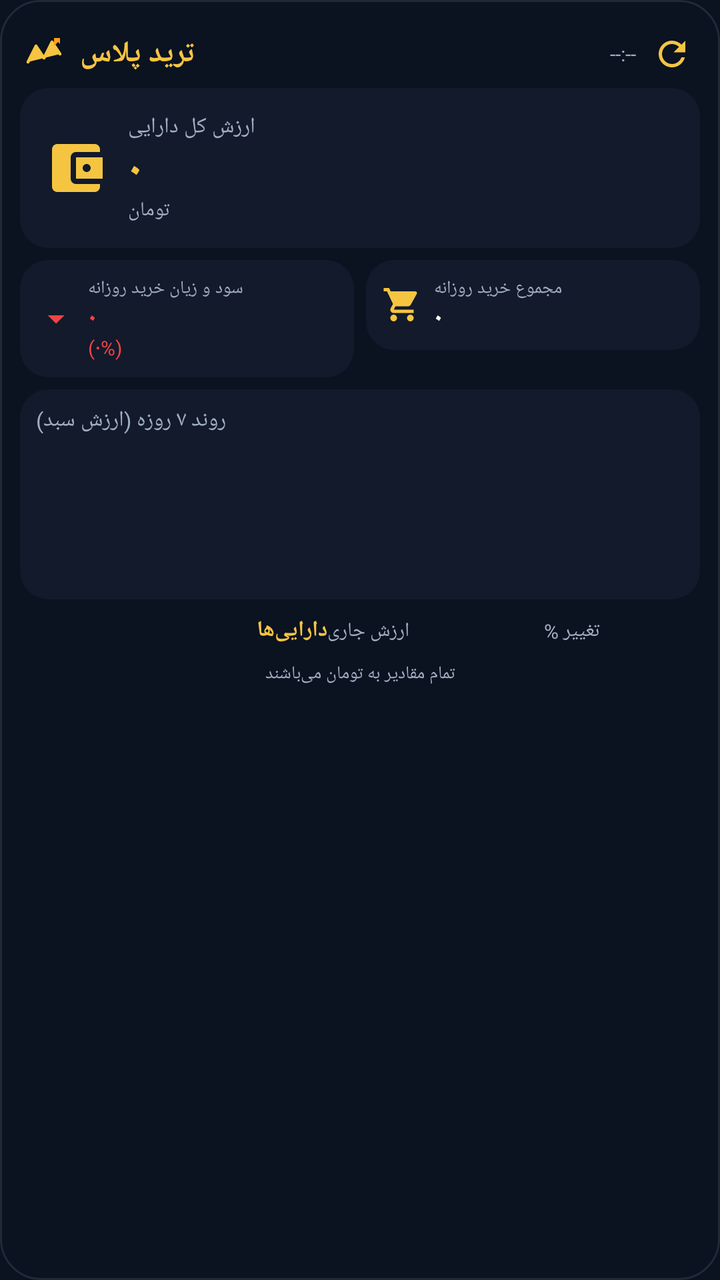
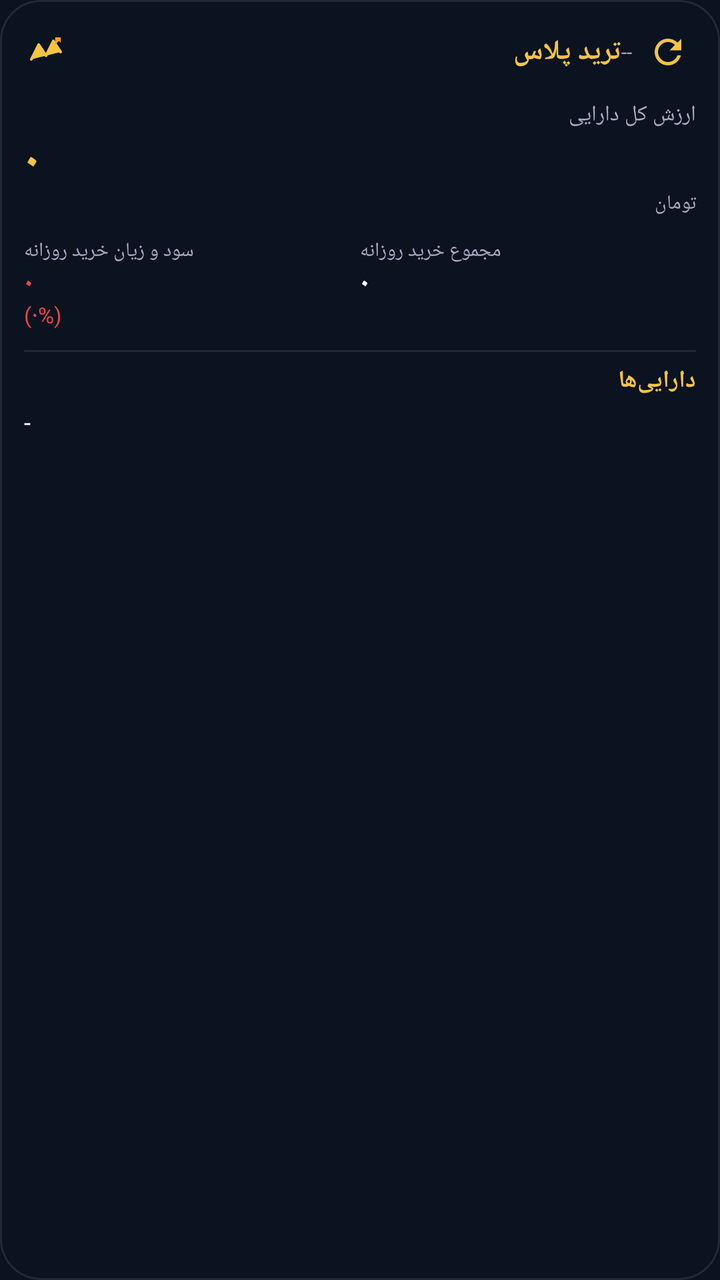

Screens rendered from an Android XML layout before and after an edit, with the pre-edit source and the edit as a unified diff.
<!-- AndroidManifest.xml: application theme Theme.TradePlussWidget -->
<!-- res/layout/widget_layout.xml -->
<?xml version="1.0" encoding="utf-8"?>
<LinearLayout xmlns:android="http://schemas.android.com/apk/res/android"
    android:id="@+id/widget_root"
    android:layout_width="match_parent"
    android:layout_height="match_parent"
    android:background="@drawable/bg_widget"
    android:orientation="vertical"
    android:padding="10dp">

    
    <RelativeLayout
        android:layout_width="match_parent"
        android:layout_height="wrap_content"
        android:paddingBottom="6dp">

        <LinearLayout
            android:layout_width="wrap_content"
            android:layout_height="wrap_content"
            android:layout_alignParentStart="true"
            android:layout_centerVertical="true"
            android:gravity="center_vertical"
            android:orientation="horizontal">

            <ImageView
                android:layout_width="24dp"
                android:layout_height="24dp"
                android:src="@drawable/ic_logo"
                android:contentDescription="@string/app_name" />

            <TextView
                android:layout_width="wrap_content"
                android:layout_height="wrap_content"
                android:layout_marginStart="6dp"
                android:text="@string/widget_name"
                android:textColor="@color/accent_gold"
                android:textSize="15sp"
                android:textStyle="bold" />
        </LinearLayout>

        <LinearLayout
            android:layout_width="wrap_content"
            android:layout_height="wrap_content"
            android:layout_alignParentEnd="true"
            android:layout_centerVertical="true"
            android:gravity="center_vertical"
            android:orientation="horizontal">

            <TextView
                android:id="@+id/tv_updated_at"
                android:layout_width="wrap_content"
                android:layout_height="wrap_content"
                android:text="--:--"
                android:textColor="@color/text_secondary"
                android:textSize="10sp" />

            <ImageView
                android:id="@+id/btn_refresh"
                android:layout_width="28dp"
                android:layout_height="28dp"
                android:layout_marginStart="4dp"
                android:padding="4dp"
                android:src="@drawable/ic_refresh"
                android:contentDescription="@string/last_update" />
        </LinearLayout>
    </RelativeLayout>

    
    <LinearLayout
        android:layout_width="match_parent"
        android:layout_height="wrap_content"
        android:background="@drawable/bg_card"
        android:gravity="center_vertical"
        android:orientation="horizontal"
        android:padding="12dp">

        <ImageView
            android:layout_width="32dp"
            android:layout_height="32dp"
            android:src="@drawable/ic_wallet"
            android:contentDescription="@string/total_assets" />

        <LinearLayout
            android:layout_width="0dp"
            android:layout_height="wrap_content"
            android:layout_marginStart="10dp"
            android:layout_weight="1"
            android:orientation="vertical">

            <TextView
                android:layout_width="wrap_content"
                android:layout_height="wrap_content"
                android:text="@string/total_assets"
                android:textColor="@color/text_secondary"
                android:textSize="11sp" />

            <TextView
                android:id="@+id/tv_total_assets"
                android:layout_width="wrap_content"
                android:layout_height="wrap_content"
                android:text="۰"
                android:textColor="@color/accent_gold"
                android:textSize="20sp"
                android:textStyle="bold" />

            <TextView
                android:layout_width="wrap_content"
                android:layout_height="wrap_content"
                android:text="@string/toman"
                android:textColor="@color/text_secondary"
                android:textSize="10sp" />
        </LinearLayout>
    </LinearLayout>

    
    <LinearLayout
        android:layout_width="match_parent"
        android:layout_height="wrap_content"
        android:layout_marginTop="6dp"
        android:orientation="horizontal">

        <LinearLayout
            android:layout_width="0dp"
            android:layout_height="wrap_content"
            android:layout_weight="1"
            android:background="@drawable/bg_card"
            android:gravity="center_vertical"
            android:orientation="horizontal"
            android:padding="8dp">

            <ImageView
                android:id="@+id/iv_pnl_icon"
                android:layout_width="20dp"
                android:layout_height="20dp"
                android:src="@drawable/ic_arrow_down"
                android:contentDescription="@string/daily_pnl" />

            <LinearLayout
                android:layout_width="wrap_content"
                android:layout_height="wrap_content"
                android:layout_marginStart="6dp"
                android:orientation="vertical">

                <TextView
                    android:layout_width="wrap_content"
                    android:layout_height="wrap_content"
                    android:text="@string/daily_pnl"
                    android:textColor="@color/text_secondary"
                    android:textSize="9sp" />

                <TextView
                    android:id="@+id/tv_daily_pnl"
                    android:layout_width="wrap_content"
                    android:layout_height="wrap_content"
                    android:text="۰"
                    android:textColor="@color/negative"
                    android:textSize="12sp"
                    android:textStyle="bold" />

                <TextView
                    android:id="@+id/tv_daily_pnl_pct"
                    android:layout_width="wrap_content"
                    android:layout_height="wrap_content"
                    android:text="(۰%)"
                    android:textColor="@color/negative"
                    android:textSize="10sp" />
            </LinearLayout>
        </LinearLayout>

        <View
            android:layout_width="6dp"
            android:layout_height="1dp" />

        <LinearLayout
            android:layout_width="0dp"
            android:layout_height="wrap_content"
            android:layout_weight="1"
            android:background="@drawable/bg_card"
            android:gravity="center_vertical"
            android:orientation="horizontal"
            android:padding="8dp">

            <ImageView
                android:layout_width="20dp"
                android:layout_height="20dp"
                android:src="@drawable/ic_cart"
                android:contentDescription="@string/daily_buy" />

            <LinearLayout
                android:layout_width="wrap_content"
                android:layout_height="wrap_content"
                android:layout_marginStart="6dp"
                android:orientation="vertical">

                <TextView
                    android:layout_width="wrap_content"
                    android:layout_height="wrap_content"
                    android:text="@string/daily_buy"
                    android:textColor="@color/text_secondary"
                    android:textSize="9sp" />

                <TextView
                    android:id="@+id/tv_daily_buy"
                    android:layout_width="wrap_content"
                    android:layout_height="wrap_content"
                    android:text="۰"
                    android:textColor="@color/text_primary"
                    android:textSize="12sp"
                    android:textStyle="bold" />
            </LinearLayout>
        </LinearLayout>
    </LinearLayout>

    
    <LinearLayout
        android:layout_width="match_parent"
        android:layout_height="wrap_content"
        android:layout_marginTop="6dp"
        android:background="@drawable/bg_card"
        android:orientation="vertical"
        android:padding="8dp">

        <TextView
            android:layout_width="wrap_content"
            android:layout_height="wrap_content"
            android:text="@string/trend_7d"
            android:textColor="@color/text_secondary"
            android:textSize="11sp" />

        <ImageView
            android:id="@+id/iv_chart"
            android:layout_width="match_parent"
            android:layout_height="70dp"
            android:layout_marginTop="4dp"
            android:scaleType="fitXY"
            android:contentDescription="@string/trend_7d" />
    </LinearLayout>

    
    <LinearLayout
        android:layout_width="match_parent"
        android:layout_height="wrap_content"
        android:layout_marginTop="8dp"
        android:orientation="horizontal"
        android:paddingHorizontal="2dp">

        <TextView
            android:layout_width="0dp"
            android:layout_height="wrap_content"
            android:layout_weight="1.4"
            android:text="@string/assets"
            android:textColor="@color/accent_gold"
            android:textSize="11sp"
            android:textStyle="bold" />

        <TextView
            android:layout_width="0dp"
            android:layout_height="wrap_content"
            android:layout_weight="1"
            android:gravity="end"
            android:text="@string/current_value"
            android:textColor="@color/text_secondary"
            android:textSize="10sp" />

        <TextView
            android:layout_width="0dp"
            android:layout_height="wrap_content"
            android:layout_weight="0.7"
            android:gravity="end"
            android:text="@string/change_percent"
            android:textColor="@color/text_secondary"
            android:textSize="10sp" />
    </LinearLayout>

    
    <LinearLayout
        android:id="@+id/assets_container"
        android:layout_width="match_parent"
        android:layout_height="wrap_content"
        android:layout_marginTop="4dp"
        android:orientation="vertical" />

    <TextView
        android:layout_width="match_parent"
        android:layout_height="wrap_content"
        android:layout_marginTop="4dp"
        android:gravity="center"
        android:text="تمام مقادیر به تومان می‌باشند"
        android:textColor="@color/text_secondary"
        android:textSize="9sp" />

</LinearLayout>
<!-- resources referenced by this layout -->
<resources>
  <color name="accent_gold">#F5C542</color>
  <color name="negative">#EF4444</color>
  <color name="text_primary">#FFFFFF</color>
  <color name="text_secondary">#A0AEC0</color>
  <!-- drawable bg_card (drawable) -->
  <?xml version="1.0" encoding="utf-8"?>
  <shape xmlns:android="http://schemas.android.com/apk/res/android"
      android:shape="rectangle">
      <solid android:color="@color/card_bg" />
      <corners android:radius="14dp" />
  </shape>
  <!-- drawable bg_widget (drawable) -->
  <?xml version="1.0" encoding="utf-8"?>
  <shape xmlns:android="http://schemas.android.com/apk/res/android"
      android:shape="rectangle">
      <solid android:color="@color/bg_dark" />
      <corners android:radius="20dp" />
      <stroke
          android:width="1dp"
          android:color="#1E2A3A" />
  </shape>
  <!-- drawable ic_arrow_down (drawable) -->
  <?xml version="1.0" encoding="utf-8"?>
  <vector xmlns:android="http://schemas.android.com/apk/res/android"
      android:width="24dp"
      android:height="24dp"
      android:viewportWidth="24"
      android:viewportHeight="24">
      <path
          android:fillColor="#EF4444"
          android:pathData="M7,10l5,5 5,-5z" />
  </vector>
  <!-- drawable ic_cart (drawable) -->
  <?xml version="1.0" encoding="utf-8"?>
  <vector xmlns:android="http://schemas.android.com/apk/res/android"
      android:width="24dp"
      android:height="24dp"
      android:viewportWidth="24"
      android:viewportHeight="24">
      <path
          android:fillColor="#F5C542"
          android:pathData="M7,18c-1.1,0 -1.99,0.9 -1.99,2S5.9,22 7,22s2,-0.9 2,-2 -0.9,-2 -2,-2zM1,2v2h2l3.6,7.59 -1.35,2.45c-0.16,0.28 -0.25,0.61 -0.25,0.96 0,1.1 0.9,2 2,2h12v-2H7.42c-0.14,0 -0.25,-0.11 -0.25,-0.25l0.03,-0.12 0.9,-1.63h7.45c0.75,0 1.41,-0.41 1.75,-1.03l3.58,-6.49c0.08,-0.14 0.12,-0.31 0.12,-0.48 0,-0.55 -0.45,-1 -1,-1H5.21l-0.94,-2H1zM17,18c-1.1,0 -1.99,0.9 -1.99,2s0.89,2 1.99,2 2,-0.9 2,-2 -0.9,-2 -2,-2z" />
  </vector>
  <!-- drawable ic_refresh (drawable) -->
  <?xml version="1.0" encoding="utf-8"?>
  <vector xmlns:android="http://schemas.android.com/apk/res/android"
      android:width="24dp"
      android:height="24dp"
      android:viewportWidth="24"
      android:viewportHeight="24">
      <path
          android:fillColor="#F5C542"
          android:pathData="M17.65,6.35C16.2,4.9 14.21,4 12,4c-4.42,0 -7.99,3.58 -7.99,8s3.57,8 7.99,8c3.73,0 6.84,-2.55 7.73,-6h-2.08c-0.82,2.33 -3.04,4 -5.65,4 -3.31,0 -6,-2.69 -6,-6s2.69,-6 6,-6c1.66,0 3.14,0.69 4.22,1.78L13,11h7V4l-2.35,2.35z" />
  </vector>
  <!-- drawable ic_wallet (drawable) -->
  <?xml version="1.0" encoding="utf-8"?>
  <vector xmlns:android="http://schemas.android.com/apk/res/android"
      android:width="48dp"
      android:height="48dp"
      android:viewportWidth="24"
      android:viewportHeight="24">
      <path
          android:fillColor="#F5C542"
          android:pathData="M21,18v1c0,1.1 -0.9,2 -2,2H5c-1.11,0 -2,-0.9 -2,-2V5c0,-1.1 0.89,-2 2,-2h14c1.1,0 2,0.9 2,2v1h-9c-1.11,0 -2,0.9 -2,2v8c0,1.1 0.89,2 2,2h9zM12,16h10V8H12v8zM16,13.5c-0.83,0 -1.5,-0.67 -1.5,-1.5s0.67,-1.5 1.5,-1.5 1.5,0.67 1.5,1.5 -0.67,1.5 -1.5,1.5z" />
  </vector>
  <string name="app_name">ترید پلاس ویجت</string>
  <string name="assets">دارایی‌ها</string>
  <string name="change_percent">تغییر %</string>
  <string name="current_value">ارزش جاری</string>
  <string name="daily_buy">مجموع خرید روزانه</string>
  <string name="daily_pnl">سود و زیان خرید روزانه</string>
  <string name="last_update">آخرین بروزرسانی</string>
  <string name="toman">تومان</string>
  <string name="total_assets">ارزش کل دارایی</string>
  <string name="trend_7d">روند ۷ روزه (ارزش سبد)</string>
  <string name="widget_name">ترید پلاس</string>
  <color name="card_bg">#121A2B</color>
  <color name="bg_dark">#0B1220</color>
  <color name="accent_orange">#FF9F1C</color>
  <!-- unchanged entries left out for length: 2 -->
</resources>

<!-- the commit's change to res/layout/widget_layout.xml (unified diff, before → after) -->
@@ -5,287 +5,194 @@
     android:layout_height="match_parent"
     android:background="@drawable/bg_widget"
     android:orientation="vertical"
-    android:padding="10dp">
-
-    
-    <RelativeLayout
-        android:layout_width="match_parent"
-        android:layout_height="wrap_content"
-        android:paddingBottom="6dp">
-
-        <LinearLayout
-            android:layout_width="wrap_content"
-            android:layout_height="wrap_content"
-            android:layout_alignParentStart="true"
-            android:layout_centerVertical="true"
-            android:gravity="center_vertical"
-            android:orientation="horizontal">
-
-            <ImageView
-                android:layout_width="24dp"
-                android:layout_height="24dp"
-                android:src="@drawable/ic_logo"
-                android:contentDescription="@string/app_name" />
-
-            <TextView
-                android:layout_width="wrap_content"
-                android:layout_height="wrap_content"
-                android:layout_marginStart="6dp"
-                android:text="@string/widget_name"
-                android:textColor="@color/accent_gold"
-                android:textSize="15sp"
-                android:textStyle="bold" />
-        </LinearLayout>
-
-        <LinearLayout
-            android:layout_width="wrap_content"
-            android:layout_height="wrap_content"
-            android:layout_alignParentEnd="true"
-            android:layout_centerVertical="true"
-            android:gravity="center_vertical"
-            android:orientation="horizontal">
-
-            <TextView
-                android:id="@+id/tv_updated_at"
-                android:layout_width="wrap_content"
-                android:layout_height="wrap_content"
-                android:text="--:--"
-                android:textColor="@color/text_secondary"
-                android:textSize="10sp" />
-
-            <ImageView
-                android:id="@+id/btn_refresh"
-                android:layout_width="28dp"
-                android:layout_height="28dp"
-                android:layout_marginStart="4dp"
-                android:padding="4dp"
-                android:src="@drawable/ic_refresh"
-                android:contentDescription="@string/last_update" />
-        </LinearLayout>
-    </RelativeLayout>
+    android:padding="12dp">
 
     
     <LinearLayout
         android:layout_width="match_parent"
         android:layout_height="wrap_content"
-        android:background="@drawable/bg_card"
         android:gravity="center_vertical"
-        android:orientation="horizontal"
-        android:padding="12dp">
+        android:orientation="horizontal">
 
         <ImageView
-            android:layout_width="32dp"
-            android:layout_height="32dp"
-            android:src="@drawable/ic_wallet"
-            android:contentDescription="@string/total_assets" />
+            android:layout_width="22dp"
+            android:layout_height="22dp"
+            android:src="@drawable/ic_logo" />
+
+        <TextView
+            android:layout_width="0dp"
+            android:layout_height="wrap_content"
+            android:layout_marginStart="6dp"
+            android:layout_weight="1"
+            android:text="@string/widget_name"
+            android:textColor="@color/accent_gold"
+            android:textSize="14sp"
+            android:textStyle="bold" />
+
+        <TextView
+            android:id="@+id/tv_updated_at"
+            android:layout_width="wrap_content"
+            android:layout_height="wrap_content"
+            android:text="--"
+            android:textColor="@color/text_secondary"
+            android:textSize="10sp" />
+
+        <ImageView
+            android:id="@+id/btn_refresh"
+            android:layout_width="28dp"
+            android:layout_height="28dp"
+            android:layout_marginStart="4dp"
+            android:padding="4dp"
+            android:src="@drawable/ic_refresh" />
+    </LinearLayout>
+
+    
+    <TextView
+        android:layout_width="match_parent"
+        android:layout_height="wrap_content"
+        android:layout_marginTop="10dp"
+        android:text="@string/total_assets"
+        android:textColor="@color/text_secondary"
+        android:textSize="11sp" />
+
+    <TextView
+        android:id="@+id/tv_total_assets"
+        android:layout_width="match_parent"
+        android:layout_height="wrap_content"
+        android:text="۰"
+        android:textColor="@color/accent_gold"
+        android:textSize="22sp"
+        android:textStyle="bold" />
+
+    <TextView
+        android:layout_width="match_parent"
+        android:layout_height="wrap_content"
+        android:text="@string/toman"
+        android:textColor="@color/text_secondary"
+        android:textSize="10sp" />
+
+    
+    <LinearLayout
+        android:layout_width="match_parent"
+        android:layout_height="wrap_content"
+        android:layout_marginTop="10dp"
+        android:orientation="horizontal">
 
         <LinearLayout
             android:layout_width="0dp"
             android:layout_height="wrap_content"
-            android:layout_marginStart="10dp"
             android:layout_weight="1"
             android:orientation="vertical">
 
             <TextView
                 android:layout_width="wrap_content"
                 android:layout_height="wrap_content"
-                android:text="@string/total_assets"
+                android:text="@string/daily_pnl"
                 android:textColor="@color/text_secondary"
-                android:textSize="11sp" />
+                android:textSize="10sp" />
 
             <TextView
-                android:id="@+id/tv_total_assets"
+                android:id="@+id/tv_daily_pnl"
                 android:layout_width="wrap_content"
                 android:layout_height="wrap_content"
                 android:text="۰"
-                android:textColor="@color/accent_gold"
-                android:textSize="20sp"
+                android:textColor="@color/negative"
+                android:textSize="13sp"
                 android:textStyle="bold" />
 
             <TextView
+                android:id="@+id/tv_daily_pnl_pct"
                 android:layout_width="wrap_content"
                 android:layout_height="wrap_content"
-                android:text="@string/toman"
-                android:textColor="@color/text_secondary"
-                android:textSize="10sp" />
+                android:text="(۰%)"
+                android:textColor="@color/negative"
+                android:textSize="11sp" />
         </LinearLayout>
-    </LinearLayout>
-
-    
-    <LinearLayout
-        android:layout_width="match_parent"
-        android:layout_height="wrap_content"
-        android:layout_marginTop="6dp"
-        android:orientation="horizontal">
 
         <LinearLayout
             android:layout_width="0dp"
             android:layout_height="wrap_content"
             android:layout_weight="1"
-            android:background="@drawable/bg_card"
-            android:gravity="center_vertical"
-            android:orientation="horizontal"
-            android:padding="8dp">
+            android:orientation="vertical">
 
-            <ImageView
-                android:id="@+id/iv_pnl_icon"
-                android:layout_width="20dp"
-                android:layout_height="20dp"
-                android:src="@drawable/ic_arrow_down"
-                android:contentDescription="@string/daily_pnl" />
-
-            <LinearLayout
+            <TextView
                 android:layout_width="wrap_content"
                 android:layout_height="wrap_content"
-                android:layout_marginStart="6dp"
-                android:orientation="vertical">
+                android:text="@string/daily_buy"
+                android:textColor="@color/text_secondary"
+                android:textSize="10sp" />
 
-                <TextView
-                    android:layout_width="wrap_content"
-                    android:layout_height="wrap_content"
-                    android:text="@string/daily_pnl"
-                    android:textColor="@color/text_secondary"
-                    android:textSize="9sp" />
-
-                <TextView
-                    android:id="@+id/tv_daily_pnl"
-                    android:layout_width="wrap_content"
-                    android:layout_height="wrap_content"
-                    android:text="۰"
-                    android:textColor="@color/negative"
-                    android:textSize="12sp"
-                    android:textStyle="bold" />
-
-                <TextView
-                    android:id="@+id/tv_daily_pnl_pct"
-                    android:layout_width="wrap_content"
-                    android:layout_height="wrap_content"
-                    android:text="(۰%)"
-                    android:textColor="@color/negative"
-                    android:textSize="10sp" />
-            </LinearLayout>
-        </LinearLayout>
-
-        <View
-            android:layout_width="6dp"
-            android:layout_height="1dp" />
-
-        <LinearLayout
-            android:layout_width="0dp"
-            android:layout_height="wrap_content"
-            android:layout_weight="1"
-            android:background="@drawable/bg_card"
-            android:gravity="center_vertical"
-            android:orientation="horizontal"
-            android:padding="8dp">
-
-            <ImageView
-                android:layout_width="20dp"
-                android:layout_height="20dp"
-                android:src="@drawable/ic_cart"
-                android:contentDescription="@string/daily_buy" />
-
-            <LinearLayout
+            <TextView
+                android:id="@+id/tv_daily_buy"
                 android:layout_width="wrap_content"
                 android:layout_height="wrap_content"
-                android:layout_marginStart="6dp"
-                android:orientation="vertical">
-
-                <TextView
-                    android:layout_width="wrap_content"
-                    android:layout_height="wrap_content"
-                    android:text="@string/daily_buy"
-                    android:textColor="@color/text_secondary"
-                    android:textSize="9sp" />
-
-                <TextView
-                    android:id="@+id/tv_daily_buy"
-                    android:layout_width="wrap_content"
-                    android:layout_height="wrap_content"
-                    android:text="۰"
-                    android:textColor="@color/text_primary"
-                    android:textSize="12sp"
-                    android:textStyle="bold" />
-            </LinearLayout>
+                android:text="۰"
+                android:textColor="@color/text_primary"
+                android:textSize="13sp"
+                android:textStyle="bold" />
         </LinearLayout>
     </LinearLayout>
 
     
-    <LinearLayout
+    <TextView
         android:layout_width="match_parent"
-        android:layout_height="wrap_content"
-        android:layout_marginTop="6dp"
-        android:background="@drawable/bg_card"
-        android:orientation="vertical"
-        android:padding="8dp">
-
-        <TextView
-            android:layout_width="wrap_content"
-            android:layout_height="wrap_content"
-            android:text="@string/trend_7d"
-            android:textColor="@color/text_secondary"
-            android:textSize="11sp" />
-
-        <ImageView
-            android:id="@+id/iv_chart"
-            android:layout_width="match_parent"
-            android:layout_height="70dp"
-            android:layout_marginTop="4dp"
-            android:scaleType="fitXY"
-            android:contentDescription="@string/trend_7d" />
-    </LinearLayout>
-
-    
-    <LinearLayout
-        android:layout_width="match_parent"
-        android:layout_height="wrap_content"
-        android:layout_marginTop="8dp"
-        android:orientation="horizontal"
-        android:paddingHorizontal="2dp">
-
-        <TextView
-            android:layout_width="0dp"
-            android:layout_height="wrap_content"
-            android:layout_weight="1.4"
-            android:text="@string/assets"
-            android:textColor="@color/accent_gold"
-            android:textSize="11sp"
-            android:textStyle="bold" />
-
-        <TextView
-            android:layout_width="0dp"
-            android:layout_height="wrap_content"
-            android:layout_weight="1"
-            android:gravity="end"
-            android:text="@string/current_value"
-            android:textColor="@color/text_secondary"
-            android:textSize="10sp" />
-
-        <TextView
-            android:layout_width="0dp"
-            android:layout_height="wrap_content"
-            android:layout_weight="0.7"
-            android:gravity="end"
-            android:text="@string/change_percent"
-            android:textColor="@color/text_secondary"
-            android:textSize="10sp" />
-    </LinearLayout>
-
-    
-    <LinearLayout
-        android:id="@+id/assets_container"
-        android:layout_width="match_parent"
-        android:layout_height="wrap_content"
-        android:layout_marginTop="4dp"
-        android:orientation="vertical" />
+        android:layout_height="1dp"
+        android:layout_marginTop="10dp"
+        android:layout_marginBottom="6dp"
+        android:background="@color/divider" />
 
     <TextView
         android:layout_width="match_parent"
         android:layout_height="wrap_content"
+        android:text="@string/assets"
+        android:textColor="@color/accent_gold"
+        android:textSize="12sp"
+        android:textStyle="bold" />
+
+    
+    <TextView
+        android:id="@+id/tv_asset_1"
+        android:layout_width="match_parent"
+        android:layout_height="wrap_content"
         android:layout_marginTop="4dp"
-        android:gravity="center"
-        android:text="تمام مقادیر به تومان می‌باشند"
-        android:textColor="@color/text_secondary"
-        android:textSize="9sp" />
+        android:text="-"
+        android:textColor="@color/text_primary"
+        android:textSize="12sp" />
+
+    <TextView
+        android:id="@+id/tv_asset_2"
+        android:layout_width="match_parent"
+        android:layout_height="wrap_content"
+        android:layout_marginTop="3dp"
+        android:text=""
+        android:textColor="@color/text_primary"
+        android:textSize="12sp" />
+
+    <TextView
+        android:id="@+id/tv_asset_3"
+        android:layout_width="match_parent"
+        android:layout_height="wrap_content"
+        android:layout_marginTop="3dp"
+        android:text=""
+        android:textColor="@color/text_primary"
+        android:textSize="12sp" />
+
+    <TextView
+        android:id="@+id/tv_asset_4"
+        android:layout_width="match_parent"
+        android:layout_height="wrap_content"
+        android:layout_marginTop="3dp"
+        android:text=""
+        android:textColor="@color/text_primary"
+        android:textSize="12sp" />
+
+    <TextView
+        android:id="@+id/tv_asset_5"
+        android:layout_width="match_parent"
+        android:layout_height="wrap_content"
+        android:layout_marginTop="3dp"
+        android:text=""
+        android:textColor="@color/text_primary"
+        android:textSize="12sp" />
 
 </LinearLayout>
<!-- resource entries referenced after the edit -->
@@ -1,16 +1,10 @@
 <!-- resources referenced by this layout -->
 <resources>
   <color name="accent_gold">#F5C542</color>
+  <color name="divider">#1E2A3A</color>
   <color name="negative">#EF4444</color>
   <color name="text_primary">#FFFFFF</color>
   <color name="text_secondary">#A0AEC0</color>
-  <!-- drawable bg_card (drawable) -->
-  <?xml version="1.0" encoding="utf-8"?>
-  <shape xmlns:android="http://schemas.android.com/apk/res/android"
-      android:shape="rectangle">
-      <solid android:color="@color/card_bg" />
-      <corners android:radius="14dp" />
-  </shape>
   <!-- drawable bg_widget (drawable) -->
   <?xml version="1.0" encoding="utf-8"?>
   <shape xmlns:android="http://schemas.android.com/apk/res/android"
@@ -21,28 +15,6 @@
           android:width="1dp"
           android:color="#1E2A3A" />
   </shape>
-  <!-- drawable ic_arrow_down (drawable) -->
-  <?xml version="1.0" encoding="utf-8"?>
-  <vector xmlns:android="http://schemas.android.com/apk/res/android"
-      android:width="24dp"
-      android:height="24dp"
-      android:viewportWidth="24"
-      android:viewportHeight="24">
-      <path
-          android:fillColor="#EF4444"
-          android:pathData="M7,10l5,5 5,-5z" />
-  </vector>
-  <!-- drawable ic_cart (drawable) -->
-  <?xml version="1.0" encoding="utf-8"?>
-  <vector xmlns:android="http://schemas.android.com/apk/res/android"
-      android:width="24dp"
-      android:height="24dp"
-      android:viewportWidth="24"
-      android:viewportHeight="24">
-      <path
-          android:fillColor="#F5C542"
-          android:pathData="M7,18c-1.1,0 -1.99,0.9 -1.99,2S5.9,22 7,22s2,-0.9 2,-2 -0.9,-2 -2,-2zM1,2v2h2l3.6,7.59 -1.35,2.45c-0.16,0.28 -0.25,0.61 -0.25,0.96 0,1.1 0.9,2 2,2h12v-2H7.42c-0.14,0 -0.25,-0.11 -0.25,-0.25l0.03,-0.12 0.9,-1.63h7.45c0.75,0 1.41,-0.41 1.75,-1.03l3.58,-6.49c0.08,-0.14 0.12,-0.31 0.12,-0.48 0,-0.55 -0.45,-1 -1,-1H5.21l-0.94,-2H1zM17,18c-1.1,0 -1.99,0.9 -1.99,2s0.89,2 1.99,2 2,-0.9 2,-2 -0.9,-2 -2,-2z" />
-  </vector>
   <!-- drawable ic_refresh (drawable) -->
   <?xml version="1.0" encoding="utf-8"?>
   <vector xmlns:android="http://schemas.android.com/apk/res/android"
@@ -54,29 +26,12 @@
           android:fillColor="#F5C542"
           android:pathData="M17.65,6.35C16.2,4.9 14.21,4 12,4c-4.42,0 -7.99,3.58 -7.99,8s3.57,8 7.99,8c3.73,0 6.84,-2.55 7.73,-6h-2.08c-0.82,2.33 -3.04,4 -5.65,4 -3.31,0 -6,-2.69 -6,-6s2.69,-6 6,-6c1.66,0 3.14,0.69 4.22,1.78L13,11h7V4l-2.35,2.35z" />
   </vector>
-  <!-- drawable ic_wallet (drawable) -->
-  <?xml version="1.0" encoding="utf-8"?>
-  <vector xmlns:android="http://schemas.android.com/apk/res/android"
-      android:width="48dp"
-      android:height="48dp"
-      android:viewportWidth="24"
-      android:viewportHeight="24">
-      <path
-          android:fillColor="#F5C542"
-          android:pathData="M21,18v1c0,1.1 -0.9,2 -2,2H5c-1.11,0 -2,-0.9 -2,-2V5c0,-1.1 0.89,-2 2,-2h14c1.1,0 2,0.9 2,2v1h-9c-1.11,0 -2,0.9 -2,2v8c0,1.1 0.89,2 2,2h9zM12,16h10V8H12v8zM16,13.5c-0.83,0 -1.5,-0.67 -1.5,-1.5s0.67,-1.5 1.5,-1.5 1.5,0.67 1.5,1.5 -0.67,1.5 -1.5,1.5z" />
-  </vector>
-  <string name="app_name">ترید پلاس ویجت</string>
   <string name="assets">دارایی‌ها</string>
-  <string name="change_percent">تغییر %</string>
-  <string name="current_value">ارزش جاری</string>
   <string name="daily_buy">مجموع خرید روزانه</string>
   <string name="daily_pnl">سود و زیان خرید روزانه</string>
-  <string name="last_update">آخرین بروزرسانی</string>
   <string name="toman">تومان</string>
   <string name="total_assets">ارزش کل دارایی</string>
-  <string name="trend_7d">روند ۷ روزه (ارزش سبد)</string>
   <string name="widget_name">ترید پلاس</string>
-  <color name="card_bg">#121A2B</color>
   <color name="bg_dark">#0B1220</color>
   <color name="accent_orange">#FF9F1C</color>
   <!-- unchanged entries left out for length: 2 -->
